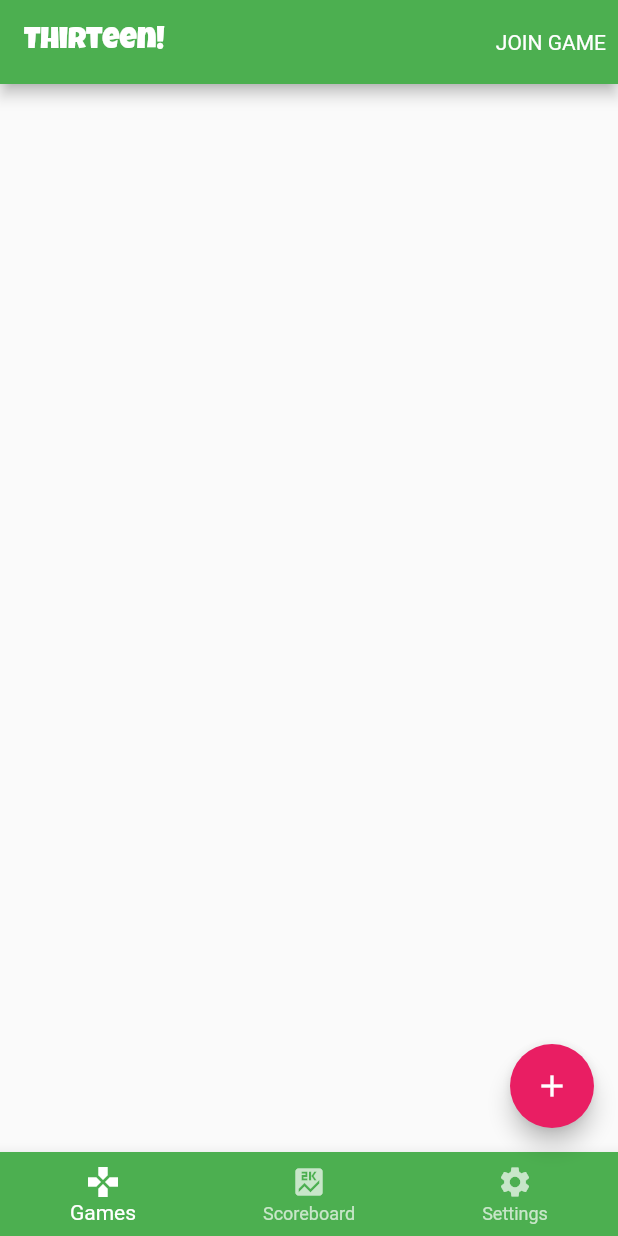
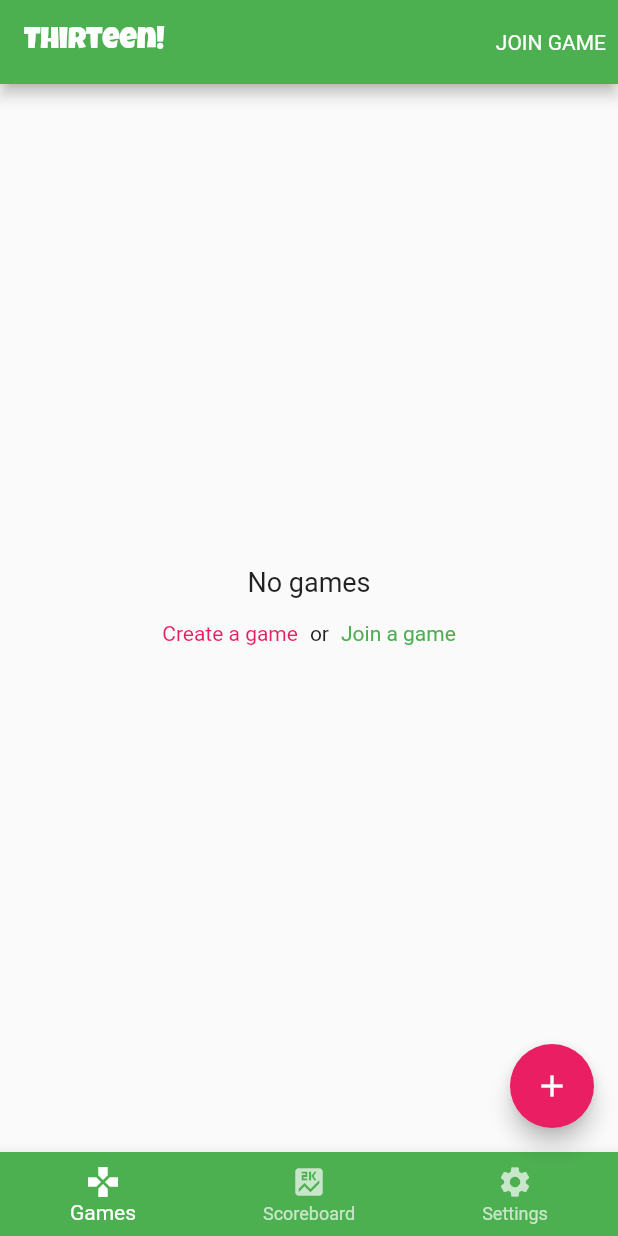
Before and after one commit to danielkerwin/thirteen_app, a Flutter app: the screen it shows once a user with an empty profile is signed in, on a phone screen of 412 x 824 dp. Run offline on Flutter 3.47's test engine with Material 2 defaults, Android fonts, the phone set to English and light mode, and no system bars; our stand-ins replace audioplayers, cloud_firestore, cloud_functions, firebase_auth, firebase_core, flutter_riverpod and 3 more; accounts and stored records are empty.

```diff
--- a/firestore.indexes.json
+++ b/firestore.indexes.json
@@ -5,7 +5,8 @@
       "queryScope": "COLLECTION",
       "fields": [
         { "fieldPath": "playerIds", "arrayConfig": "CONTAINS" },
-        { "fieldPath": "createdAt", "order": "DESCENDING" }
+        { "fieldPath": "createdAt", "order": "DESCENDING" },
+        { "fieldPath": "status", "order": "DESCENDING" }
       ]
     },
     {
--- a/lib/screens/games.screen.dart
+++ b/lib/screens/games.screen.dart
@@ -3,8 +3,10 @@ import 'package:flutter_riverpod/flutter_riverpod.dart';
 import 'package:font_awesome_flutter/font_awesome_flutter.dart';
 import 'package:intl/intl.dart';
 
+import '../helpers/helpers.dart';
 import '../providers/database.provider.dart';
 import '../providers/game.provider.dart';
+import 'create_game.screen.dart';
 import 'game.screen.dart';
 import '../widgets/main/loading.dart';
 
@@ -19,9 +21,43 @@ class GamesScreen extends ConsumerWidget {
     return gamesAsync.when(
       error: (err, stack) => const Center(child: Text('Error')),
       loading: () => const Loading(),
-      data: (games) => ListView.builder(
+      data: (games) => games.isEmpty
+          ? Column(
+              mainAxisAlignment: MainAxisAlignment.center,
+              children: [
+                Row(
+                  mainAxisAlignment: MainAxisAlignment.center,
+                  children: const [
+                    Text(
+                      'No games',
+                      style: TextStyle(fontSize: 18),
+                    )
+                  ],
+                ),
+                Row(
+                  mainAxisAlignment: MainAxisAlignment.center,
+                  children: [
+                    TextButton(
+                      child: Text(
+                        'Create a game',
+                        style: TextStyle(color: theme.colorScheme.secondary),
+                      ),
+                      onPressed: () => Navigator.of(context)
+                          .pushNamed(CreateGameScreen.routeName),
+                    ),
+                    const Text('or'),
+                    TextButton(
+                      child: const Text('Join a game'),
+                      onPressed: () => Helpers.openJoinGameDialog(context),
+                    ),
+                  ],
+                ),
+              ],
+            )
+          : ListView.builder(
               itemCount: games.length,
-        padding: const EdgeInsets.symmetric(horizontal: 4.0, vertical: 8.0),
+              padding:
+                  const EdgeInsets.symmetric(horizontal: 4.0, vertical: 8.0),
               itemBuilder: (ctx, idx) {
                 final game = games[idx];
 
--- a/lib/widgets/game/game_manager.dart
+++ b/lib/widgets/game/game_manager.dart
@@ -91,7 +91,9 @@ class _GameManagerState extends ConsumerState<GameManager> {
       child: Column(
         mainAxisAlignment: MainAxisAlignment.center,
         children: [
-          if (!widget.game.isJoined && widget.game.isCreated)
+          if (!widget.game.isJoined &&
+              widget.game.isCreated &&
+              widget.game.createdByName.isNotEmpty)
             ElevatedButton(
               child: _isLoading
                   ? const CircularProgressIndicator.adaptive()
--- a/lib/widgets/game/game_table.dart
+++ b/lib/widgets/game/game_table.dart
@@ -105,9 +105,18 @@ class GameTable extends ConsumerWidget {
                   Column(
                     mainAxisAlignment: MainAxisAlignment.center,
                     children: [
-                      if (!game.isActive)
+                      if (!game.isActive && game.createdByName.isNotEmpty)
                         Text(
                           'Waiting for ${game.createdByName} to start the game',
+                          textAlign: TextAlign.center,
+                          style: TextStyle(
+                            fontSize: 16,
+                            color: theme.colorScheme.secondary,
+                          ),
+                        )
+                      else if (game.createdByName.isEmpty)
+                        Text(
+                          'Invalid game code\nPlease try again',
                           textAlign: TextAlign.center,
                           style: TextStyle(
                             fontSize: 16,
```
Also changed, not shown: lib/helpers/helpers.dart (+40 -0 lines), lib/screens/tabs.screen.dart (+2 -37 lines). Lines whose indentation alone changed are shown as unchanged.
